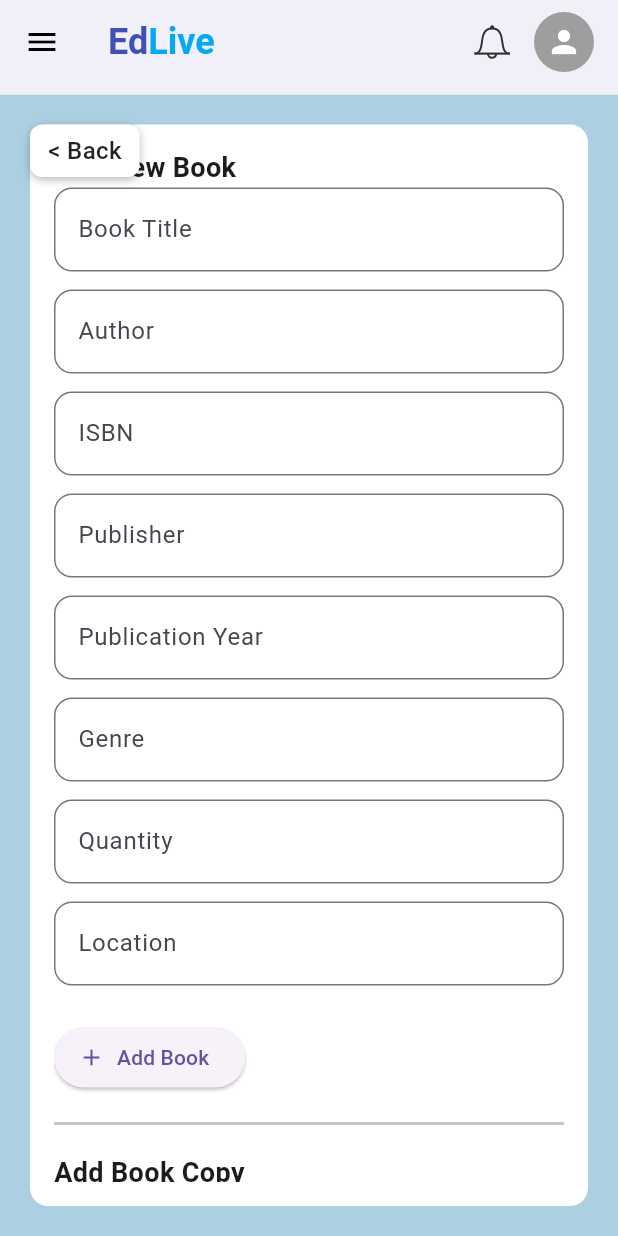
After one commit to Sathiya-Developer007/EDLive-SchoolApp, a Flutter app: the AddLibraryBookPage screen opened directly, on a phone screen of 412 x 824 dp. The commit adds this screen. Run offline on Flutter 3.47's test engine with Material 3 defaults, Android fonts, the phone set to English and light mode, and no system bars; our stand-ins replace flutter_svg, qr_flutter, shared_preferences; missing offline and left inert: restart_app; accounts and stored records are empty.

Commit message:
teacher library page 3 post api's connected

```diff
--- /dev/null
+++ b/lib/models/library_book.dart
@@ -0,0 +1,53 @@
+class LibraryBook {
+  final int? id;
+  final String title;
+  final String author;
+  final String isbn;
+  final String publisher;
+  final int publicationYear;
+  final String genre;
+  final int quantity;
+  final int availableQuantity;
+  final String location;
+
+  LibraryBook({
+    this.id,
+    required this.title,
+    required this.author,
+    required this.isbn,
+    required this.publisher,
+    required this.publicationYear,
+    required this.genre,
+    required this.quantity,
+    required this.availableQuantity,
+    required this.location,
+  });
+
+  factory LibraryBook.fromJson(Map<String, dynamic> json) {
+    return LibraryBook(
+      id: json['id'],
+      title: json['title'] ?? '',
+      author: json['author'] ?? '',
+      isbn: json['isbn'] ?? '',
+      publisher: json['publisher'] ?? '',
+      publicationYear: json['publication_year'] ?? 0,
+      genre: json['genre'] ?? '',
+      quantity: json['quantity'] ?? 0,
+      availableQuantity: json['available_quantity'] ?? 0,
+      location: json['location'] ?? '',
+    );
+  }
+
+  Map<String, dynamic> toJson() {
+    return {
+      "title": title,
+      "author": author,
+      "isbn": isbn,
+      "publisher": publisher,
+      "publication_year": publicationYear,
+      "genre": genre,
+      "quantity": quantity,
+      "location": location,
+    };
+  }
+}
--- /dev/null
+++ b/lib/models/library_book_copy.dart
@@ -0,0 +1,33 @@
+class LibraryBookCopy {
+  final int? id;
+  final int bookId;
+  final String barcode;
+  final String condition;
+  final String? status;
+
+  LibraryBookCopy({
+    this.id,
+    required this.bookId,
+    required this.barcode,
+    required this.condition,
+    this.status,
+  });
+
+  factory LibraryBookCopy.fromJson(Map<String, dynamic> json) {
+    return LibraryBookCopy(
+      id: json['id'],
+      bookId: json['book_id'],
+      barcode: json['barcode'],
+      condition: json['condition'],
+      status: json['status'],
+    );
+  }
+
+  Map<String, dynamic> toJson() {
+    return {
+      "book_id": bookId,
+      "barcode": barcode,
+      "condition": condition,
+    };
+  }
+}
--- /dev/null
+++ b/lib/models/library_member.dart
@@ -0,0 +1,45 @@
+class LibraryMember {
+  final int? id;
+  final int userId;
+  final String userType; // "student", "teacher", etc.
+  final String membershipNumber;
+  final String membershipStart;
+  final String membershipEnd;
+  final int maxBooks;
+  final bool? isActive;
+
+  LibraryMember({
+    this.id,
+    required this.userId,
+    required this.userType,
+    required this.membershipNumber,
+    required this.membershipStart,
+    required this.membershipEnd,
+    required this.maxBooks,
+    this.isActive,
+  });
+
+  factory LibraryMember.fromJson(Map<String, dynamic> json) {
+    return LibraryMember(
+      id: json['id'],
+      userId: json['user_id'],
+      userType: json['user_type'],
+      membershipNumber: json['membership_number'],
+      membershipStart: json['membership_start'],
+      membershipEnd: json['membership_end'],
+      maxBooks: json['max_books'],
+      isActive: json['is_active'],
+    );
+  }
+
+  Map<String, dynamic> toJson() {
+    return {
+      "user_id": userId,
+      "user_type": userType,
+      "membership_number": membershipNumber,
+      "membership_start": membershipStart,
+      "membership_end": membershipEnd,
+      "max_books": maxBooks,
+    };
+  }
+}
--- /dev/null
+++ b/lib/providers/library_copy_provider.dart
@@ -0,0 +1,28 @@
+import 'package:flutter/material.dart';
+import '../models/library_book_copy.dart';
+import '../services/library_copy_service.dart';
+
+class LibraryCopyProvider with ChangeNotifier {
+  final LibraryCopyService _service = LibraryCopyService();
+
+  bool isLoading = false;
+  String? error;
+
+  Future<bool> addCopy(LibraryBookCopy copy) async {
+    isLoading = true;
+    error = null;
+    notifyListeners();
+
+    try {
+      await _service.addCopy(copy);
+      isLoading = false;
+      notifyListeners();
+      return true;
+    } catch (e) {
+      error = e.toString();
+      isLoading = false;
+      notifyListeners();
+      return false;
+    }
+  }
+}
--- /dev/null
+++ b/lib/providers/library_provider.dart
@@ -0,0 +1,43 @@
+import 'package:flutter/material.dart';
+import '../models/library_book.dart';
+import '../services/library_service.dart';
+
+class LibraryProvider with ChangeNotifier {
+  final LibraryService _service = LibraryService();
+  List<LibraryBook> _books = [];
+  bool _isLoading = false;
+  String? _error;
+
+  List<LibraryBook> get books => _books;
+  bool get isLoading => _isLoading;
+  String? get error => _error;
+
+  Future<void> loadBooks() async {
+    _isLoading = true;
+    _error = null;
+    notifyListeners();
+    try {
+      _books = await _service.fetchBooks();
+    } catch (e) {
+      _error = e.toString();
+    } finally {
+      _isLoading = false;
+      notifyListeners();
+    }
+  }
+
+  Future<bool> addBook(LibraryBook book) async {
+    try {
+      final newBook = await _service.addBook(book);
+      if (newBook != null) {
+        _books.add(newBook);
+        notifyListeners();
+        return true;
+      }
+    } catch (e) {
+      _error = e.toString();
+      notifyListeners();
+    }
+    return false;
+  }
+}
--- /dev/null
+++ b/lib/screens/teachers/add_library_book_page.dart
@@ -0,0 +1,380 @@
+import 'package:flutter/material.dart';
+import 'package:provider/provider.dart';
+
+import '../../../models/library_book.dart';
+import '../../../models/library_book_copy.dart';
+import '../../../models/library_member.dart';
+
+import '../../../providers/library_provider.dart';
+import '../../../providers/library_copy_provider.dart';
+import '../../../providers/library_member_provider.dart';
+
+import '../../../widgets/teacher_app_bar.dart';
+import '../teachers/teacher_menu_drawer.dart';
+
+class AddLibraryBookPage extends StatefulWidget {
+  const AddLibraryBookPage({super.key});
+
+  @override
+  State<AddLibraryBookPage> createState() => _AddLibraryBookPageState();
+}
+
+class _AddLibraryBookPageState extends State<AddLibraryBookPage> {
+  /// Form keys
+  final _formKeyBook = GlobalKey<FormState>();
+  final _formKeyCopy = GlobalKey<FormState>();
+  final _formKeyMember = GlobalKey<FormState>();
+
+  /// Book Controllers
+  final _titleController = TextEditingController();
+  final _authorController = TextEditingController();
+  final _isbnController = TextEditingController();
+  final _publisherController = TextEditingController();
+  final _yearController = TextEditingController();
+  final _genreController = TextEditingController();
+  final _quantityController = TextEditingController();
+  final _locationController = TextEditingController();
+
+  /// Copy Controllers
+  final _bookIdController = TextEditingController();
+  final _barcodeController = TextEditingController();
+  final _conditionController = TextEditingController();
+
+  /// Member Controllers
+  final _userIdController = TextEditingController();
+  final _userTypeController = TextEditingController();
+  final _membershipNumberController = TextEditingController();
+  final _membershipStartController = TextEditingController();
+  final _membershipEndController = TextEditingController();
+  final _maxBooksController = TextEditingController();
+
+  @override
+  void dispose() {
+    // Book
+    _titleController.dispose();
+    _authorController.dispose();
+    _isbnController.dispose();
+    _publisherController.dispose();
+    _yearController.dispose();
+    _genreController.dispose();
+    _quantityController.dispose();
+    _locationController.dispose();
+
+    // Copy
+    _bookIdController.dispose();
+    _barcodeController.dispose();
+    _conditionController.dispose();
+
+    // Member
+    _userIdController.dispose();
+    _userTypeController.dispose();
+    _membershipNumberController.dispose();
+    _membershipStartController.dispose();
+    _membershipEndController.dispose();
+    _maxBooksController.dispose();
+
+    super.dispose();
+  }
+
+  /// Submit Book
+  Future<void> _submitBook() async {
+    if (!_formKeyBook.currentState!.validate()) return;
+
+    final book = LibraryBook(
+      title: _titleController.text,
+      author: _authorController.text,
+      isbn: _isbnController.text,
+      publisher: _publisherController.text,
+      publicationYear: int.tryParse(_yearController.text) ?? 0,
+      genre: _genreController.text,
+      quantity: int.tryParse(_quantityController.text) ?? 0,
+      availableQuantity: int.tryParse(_quantityController.text) ?? 0,
+      location: _locationController.text,
+    );
+
+    final provider = Provider.of<LibraryProvider>(context, listen: false);
+
+    final success = await provider.addBook(book);
+
+    if (success) {
+      ScaffoldMessenger.of(context).showSnackBar(
+        const SnackBar(content: Text("Book added successfully ✅")),
+      );
+      _clearBookFields();
+    } else {
+      ScaffoldMessenger.of(context).showSnackBar(
+        SnackBar(content: Text("Failed: ${provider.error ?? "Unknown error"}")),
+      );
+    }
+  }
+
+  /// Submit Copy
+  Future<void> _submitCopy() async {
+    if (!_formKeyCopy.currentState!.validate()) return;
+
+    final copy = LibraryBookCopy(
+      bookId: int.tryParse(_bookIdController.text) ?? 0,
+      barcode: _barcodeController.text,
+      condition: _conditionController.text,
+    );
+
+    final provider = Provider.of<LibraryCopyProvider>(context, listen: false);
+    final success = await provider.addCopy(copy);
+
+    if (success) {
+      ScaffoldMessenger.of(context).showSnackBar(
+        const SnackBar(content: Text("Book copy added successfully ✅")),
+      );
+      _clearCopyFields();
+    } else {
+      ScaffoldMessenger.of(context).showSnackBar(
+        SnackBar(content: Text("Failed: ${provider.error ?? "Unknown error"}")),
+      );
+    }
+  }
+
+  /// Submit Member
+  Future<void> _submitMember() async {
+    if (!_formKeyMember.currentState!.validate()) return;
+
+    final member = LibraryMember(
+      userId: int.tryParse(_userIdController.text) ?? 0,
+      userType: _userTypeController.text,
+      membershipNumber: _membershipNumberController.text,
+      membershipStart: _membershipStartController.text,
+      membershipEnd: _membershipEndController.text,
+      maxBooks: int.tryParse(_maxBooksController.text) ?? 0,
+    );
+
+    final provider = Provider.of<LibraryMemberProvider>(context, listen: false);
+    final success = await provider.addMember(member);
+
+    if (success) {
+      ScaffoldMessenger.of(context).showSnackBar(
+        const SnackBar(content: Text("Member added successfully ✅")),
+      );
+      _clearMemberFields();
+    } else {
+      ScaffoldMessenger.of(context).showSnackBar(
+        SnackBar(content: Text("Failed: ${provider.error ?? "Unknown error"}")),
+      );
+    }
+  }
+
+  /// Clear Book fields
+  void _clearBookFields() {
+    _titleController.clear();
+    _authorController.clear();
+    _isbnController.clear();
+    _publisherController.clear();
+    _yearController.clear();
+    _genreController.clear();
+    _quantityController.clear();
+    _locationController.clear();
+  }
+
+  /// Clear Copy fields
+  void _clearCopyFields() {
+    _bookIdController.clear();
+    _barcodeController.clear();
+    _conditionController.clear();
+  }
+
+  /// Clear Member fields
+  void _clearMemberFields() {
+    _userIdController.clear();
+    _userTypeController.clear();
+    _membershipNumberController.clear();
+    _membershipStartController.clear();
+    _membershipEndController.clear();
+    _maxBooksController.clear();
+  }
+
+@override
+Widget build(BuildContext context) {
+  final bookProvider = Provider.of<LibraryProvider>(context);
+  final copyProvider = Provider.of<LibraryCopyProvider>(context);
+  final memberProvider = Provider.of<LibraryMemberProvider>(context);
+
+  return Scaffold(
+    appBar: TeacherAppBar(),
+    drawer: const MenuDrawer(),
+    body: Container(
+      color: const Color(0xFFACCFE2), // background color
+      child: Stack(
+        children: [
+          /// White container with forms
+          Positioned.fill(
+            child: Padding(
+              padding: const EdgeInsets.all(20), // fixed 20px space around
+              child: Container(
+                decoration: BoxDecoration(
+                  color: Colors.white,
+                  borderRadius: BorderRadius.circular(12),
+                ),
+                padding: const EdgeInsets.all(16),
+                child: SingleChildScrollView(
+                  child: Column(
+                    children: [
+                      /// BOOK FORM
+                      Form(
+                        key: _formKeyBook,
+                        child: Column(
+                          crossAxisAlignment: CrossAxisAlignment.start,
+                          children: [
+                            const Text("Add New Book",
+                                style: TextStyle(
+                                    fontSize: 18,
+                                    fontWeight: FontWeight.bold)),
+                            _buildTextField(_titleController, "Book Title"),
+                            _buildTextField(_authorController, "Author"),
+                            _buildTextField(_isbnController, "ISBN"),
+                            _buildTextField(_publisherController, "Publisher"),
+                            _buildTextField(_yearController, "Publication Year",
+                                keyboard: TextInputType.number),
+                            _buildTextField(_genreController, "Genre"),
+                            _buildTextField(_quantityController, "Quantity",
+                                keyboard: TextInputType.number),
+                            _buildTextField(_locationController, "Location"),
+                            const SizedBox(height: 12),
+                            bookProvider.isLoading
+                                ? const Center(
+                                    child: CircularProgressIndicator())
+                                : ElevatedButton.icon(
+                                    onPressed: _submitBook,
+                                    icon: const Icon(Icons.add),
+                                    label: const Text("Add Book"),
+                                  ),
+                          ],
+                        ),
+                      ),
+                      const Divider(height: 40, thickness: 2),
+
+                      /// COPY FORM
+                      Form(
+                        key: _formKeyCopy,
+                        child: Column(
+                          crossAxisAlignment: CrossAxisAlignment.start,
+                          children: [
+                            const Text("Add Book Copy",
+                                style: TextStyle(
+                                    fontSize: 18,
+                                    fontWeight: FontWeight.bold)),
+                            _buildTextField(_bookIdController, "Book ID",
+                                keyboard: TextInputType.number),
+                            _buildTextField(_barcodeController, "Barcode"),
+                            _buildTextField(_conditionController,
+                                "Condition (e.g., new/good/old)"),
+                            const SizedBox(height: 12),
+                            copyProvider.isLoading
+                                ? const Center(
+                                    child: CircularProgressIndicator())
+                                : ElevatedButton.icon(
+                                    onPressed: _submitCopy,
+                                    icon: const Icon(Icons.add),
+                                    label: const Text("Add Copy"),
+                                  ),
+                          ],
+                        ),
+                      ),
+                      const Divider(height: 40, thickness: 2),
+
+                      /// MEMBER FORM
+                      Form(
+                        key: _formKeyMember,
+                        child: Column(
+                          crossAxisAlignment: CrossAxisAlignment.start,
+                          children: [
+                            const Text("Add Library Member",
+                                style: TextStyle(
+                                    fontSize: 18,
+                                    fontWeight: FontWeight.bold)),
+                            _buildTextField(_userIdController, "User ID",
+                                keyboard: TextInputType.number),
+                            _buildTextField(_userTypeController,
+                                "User Type (student/teacher)"),
+                            _buildTextField(_membershipNumberController,
+                                "Membership Number"),
+                            _buildTextField(_membershipStartController,
+                                "Membership Start (YYYY-MM-DD)"),
+                            _buildTextField(_membershipEndController,
+                                "Membership End (YYYY-MM-DD)"),
+                            _buildTextField(_maxBooksController, "Max Books",
+                                keyboard: TextInputType.number),
+                            const SizedBox(height: 12),
+                            memberProvider.isLoading
+                                ? const Center(
+                                    child: CircularProgressIndicator())
+                                : ElevatedButton.icon(
+                                    onPressed: _submitMember,
+                                    icon: const Icon(Icons.person_add),
+                                    label: const Text("Add Member"),
+                                  ),
+                          ],
+                        ),
+                      ),
+                    ],
+                  ),
+                ),
+              ),
+            ),
+          ),
+
+          /// Back Button (top-left outside white box)
+          Positioned(
+            top: 20,
+            left: 20,
+            child: GestureDetector(
+              onTap: () => Navigator.pop(context),
+              child: Container(
+                padding:
+                    const EdgeInsets.symmetric(horizontal: 12, vertical: 6),
+                decoration: BoxDecoration(
+                  color: Colors.white,
+                  borderRadius: BorderRadius.circular(8),
+                  boxShadow: [
+                    BoxShadow(
+                      color: Colors.black26,
+                      blurRadius: 4,
+                      offset: const Offset(0, 2),
+                    ),
+                  ],
+                ),
+                child: const Text(
+                  "< Back",
+                  style: TextStyle(
+                      fontSize: 16,
+                      fontWeight: FontWeight.w500,
+                      color: Colors.black87),
+                ),
+              ),
+            ),
+          ),
+        ],
+      ),
+    ),
+  );
+}
+
+  /// Reusable TextField Builder
+  Widget _buildTextField(TextEditingController controller, String label,
+      {TextInputType keyboard = TextInputType.text}) {
+    return Padding(
+      padding: const EdgeInsets.only(bottom: 12),
+      child: TextFormField(
+        controller: controller,
+        keyboardType: keyboard,
+        decoration: InputDecoration(
+          labelText: label,
+          border: OutlineInputBorder(borderRadius: BorderRadius.circular(12)),
+        ),
+        validator: (val) {
+          if (val == null || val.isEmpty) {
+            return "Please enter $label";
+          }
+          return null;
+        },
+      ),
+    );
+  }
+}
--- /dev/null
+++ b/lib/services/library_copy_service.dart
@@ -0,0 +1,30 @@
+import 'dart:convert';
+import 'package:http/http.dart' as http;
+import 'package:shared_preferences/shared_preferences.dart';
+import '../models/library_book_copy.dart';
+
+class LibraryCopyService {
+  final String baseUrl = "http://schoolmanagement.canadacentral.cloudapp.azure.com:5000/api";
+
+  Future<LibraryBookCopy?> addCopy(LibraryBookCopy copy) async {
+    final prefs = await SharedPreferences.getInstance();
+    final token = prefs.getString('auth_token');
+
+    final url = Uri.parse("$baseUrl/library/books/copies");
+    final response = await http.post(
+      url,
+      headers: {
+        "Content-Type": "application/json",
+        "Authorization": "Bearer $token",
+      },
+      body: jsonEncode(copy.toJson()),
+    );
+
+    if (response.statusCode == 201) {
+      final data = jsonDecode(response.body)['data'];
+      return LibraryBookCopy.fromJson(data);
+    } else {
+      throw Exception("Failed to add copy: ${response.body}");
+    }
+  }
+}
```
Also changed, not shown: lib/main.dart (+8 -0 lines), lib/providers/library_member_provider.dart (added, +28 -0 lines), lib/screens/teachers/teacher_dashboard.dart (+11 -0 lines), lib/services/library_member_service.dart (added, +32 -0 lines), lib/services/library_service.dart (added, +53 -0 lines).
